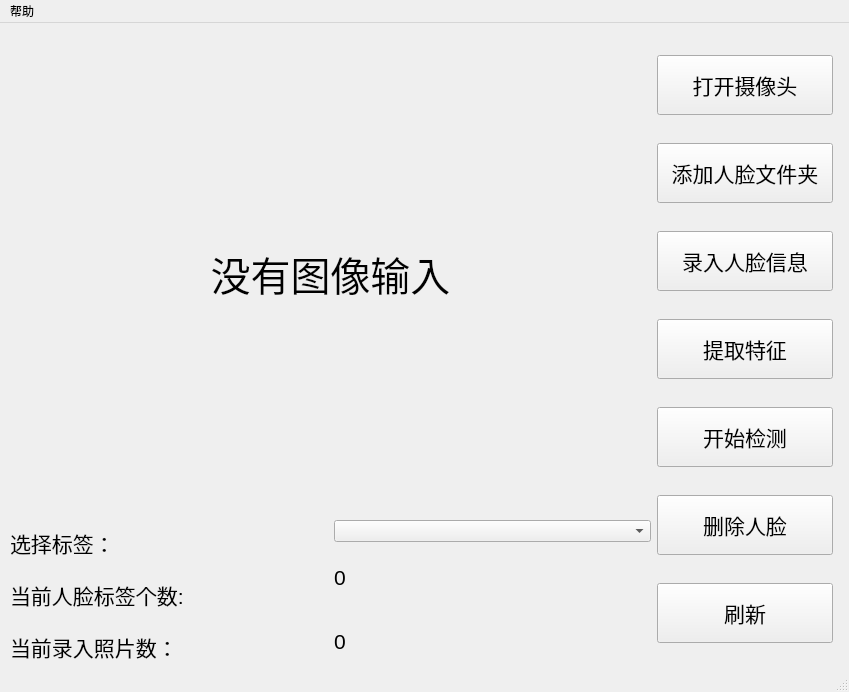
First picture: the form in main_ui.ui, repository akira4O4/PyQt5_Face_Recognition, before the edit.
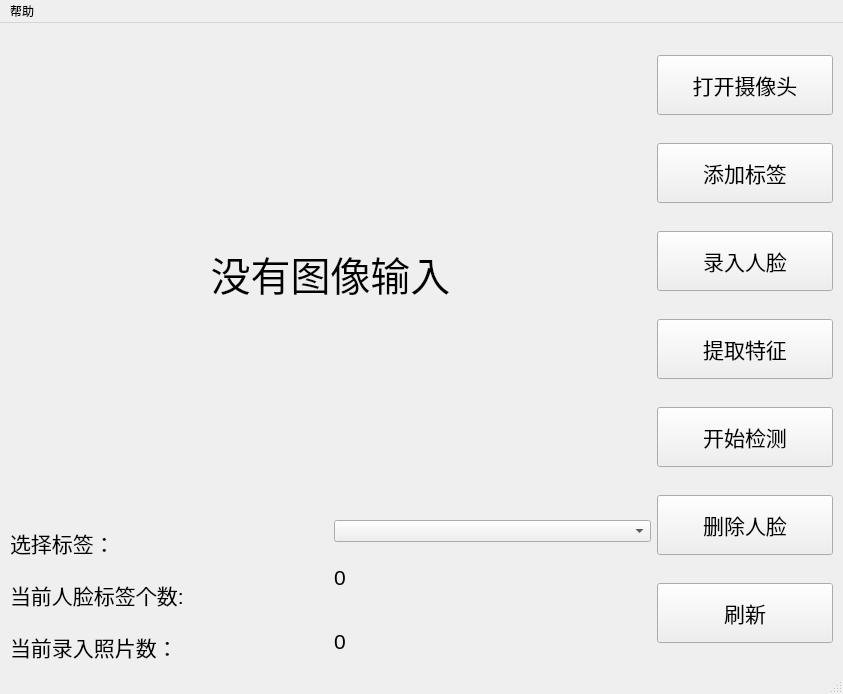
Second picture: the form after the edit.

```diff
--- a/main_ui.ui
+++ b/main_ui.ui
@@ -6,14 +6,20 @@
    <rect>
     <x>0</x>
     <y>0</y>
-    <width>849</width>
-    <height>692</height>
+    <width>843</width>
+    <height>694</height>
    </rect>
   </property>
   <property name="minimumSize">
    <size>
-    <width>100</width>
-    <height>50</height>
+    <width>843</width>
+    <height>694</height>
+   </size>
+  </property>
+  <property name="maximumSize">
+   <size>
+    <width>843</width>
+    <height>694</height>
    </size>
   </property>
   <property name="cursor">
@@ -276,7 +282,7 @@
           </font>
          </property>
          <property name="text">
-          <string>录入人脸信息</string>
+          <string>录入人脸</string>
          </property>
         </widget>
        </item>
@@ -302,7 +308,7 @@
           </font>
          </property>
          <property name="text">
-          <string>添加人脸文件夹</string>
+          <string>添加标签</string>
          </property>
          <property name="autoRepeatInterval">
           <number>100</number>
@@ -345,8 +351,8 @@
     <rect>
      <x>0</x>
      <y>0</y>
-     <width>849</width>
-     <height>23</height>
+     <width>843</width>
+     <height>26</height>
     </rect>
    </property>
    <widget class="QMenu" name="menuHelp">
```
Left out of the diff: 15 changed lines with no effect on the pictures.
